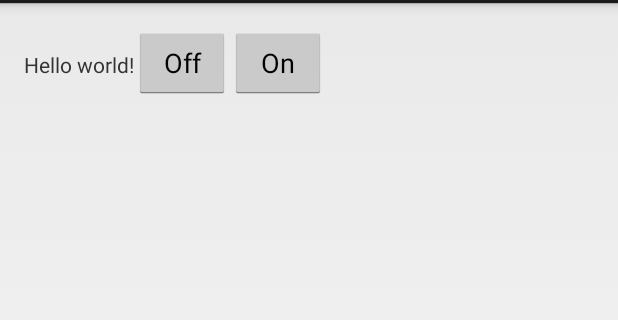
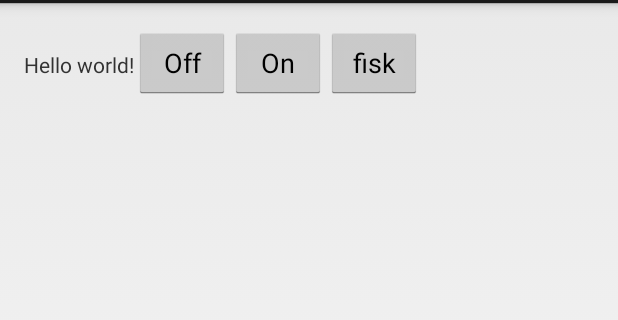
Before and after one commit to vegarwe/android-tls, an Android app: the screen it shows after launch (MainActivity), on a phone screen of 412 x 824 dp, the part 69-389 px from its top. Run offline under Robolectric (Android 15) with nearby library versions, the phone set to English and light mode, and no system bars; 1 statement that could not run was skipped.

Commit message:
Change layouyt of main activity. Get rid of the fragment stuff

```diff
--- a/tls/src/main/res/layout/activity_main.xml
+++ b/tls/src/main/res/layout/activity_main.xml
@@ -1,7 +1,47 @@
-<FrameLayout xmlns:android="http://schemas.android.com/apk/res/android"
+<LinearLayout xmlns:android="http://schemas.android.com/apk/res/android"
     xmlns:tools="http://schemas.android.com/tools"
     android:id="@+id/container"
-    android:layout_width="match_parent"
+    android:orientation="vertical"
+    android:layout_width ="match_parent"
     android:layout_height="match_parent"
-    tools:context=".MainActivity"
-    tools:ignore="MergeRootFrame" />
+    android:paddingLeft  ="@dimen/activity_horizontal_margin"
+    android:paddingRight ="@dimen/activity_horizontal_margin"
+    android:paddingTop   ="@dimen/activity_vertical_margin"
+    android:paddingBottom="@dimen/activity_vertical_margin"
+    tools:context=".MainActivity">
+
+    <LinearLayout
+        android:layout_height="wrap_content"
+        android:layout_width="wrap_content"
+        android:id="@+id/linearLayout">
+        <TextView
+            android:text="@string/hello_world"
+            android:layout_width="wrap_content"
+            android:layout_height="wrap_content" />
+        <Button
+            android:layout_height="wrap_content"
+            android:layout_width="wrap_content"
+            android:onClick="offClicked"
+            android:text="Off"
+            />
+        <Button
+            android:layout_height="wrap_content"
+            android:layout_width="wrap_content"
+            android:onClick="onClicked"
+            android:text="On"
+            />
+        <Button
+            android:layout_width="wrap_content"
+            android:layout_height="wrap_content"
+            android:onClick="fiskClicked"
+            android:text="fisk"
+            android:id="@+id/fisk"
+            />
+    </LinearLayout>
+
+    <ExpandableListView android:id="@+id/device_config_list"
+        android:layout_width="match_parent"
+        android:layout_height="wrap_content"/>
+
+
+</LinearLayout>
--- a/tls/src/main/res/layout/fragment_main.xml
+++ /dev/null
@@ -1,32 +0,0 @@
-<RelativeLayout xmlns:android="http://schemas.android.com/apk/res/android"
-    xmlns:tools="http://schemas.android.com/tools"
-    android:layout_width="match_parent"
-    android:layout_height="match_parent"
-    android:paddingLeft="@dimen/activity_horizontal_margin"
-    android:paddingRight="@dimen/activity_horizontal_margin"
-    android:paddingTop="@dimen/activity_vertical_margin"
-    android:paddingBottom="@dimen/activity_vertical_margin"
-    tools:context=".MainActivity$PlaceholderFragment">
-
-    <LinearLayout
-        android:layout_height="wrap_content"
-        android:layout_width="wrap_content">
-        <TextView
-            android:text="@string/hello_world"
-            android:layout_width="wrap_content"
-            android:layout_height="wrap_content" />
-        <Button
-            android:layout_height="wrap_content"
-            android:layout_width="wrap_content"
-            android:onClick="offClicked"
-            android:text="Off"
-            />
-        <Button
-            android:layout_height="wrap_content"
-            android:layout_width="wrap_content"
-            android:onClick="onClicked"
-            android:text="On"
-            />
-    </LinearLayout>
-
-</RelativeLayout>
```
